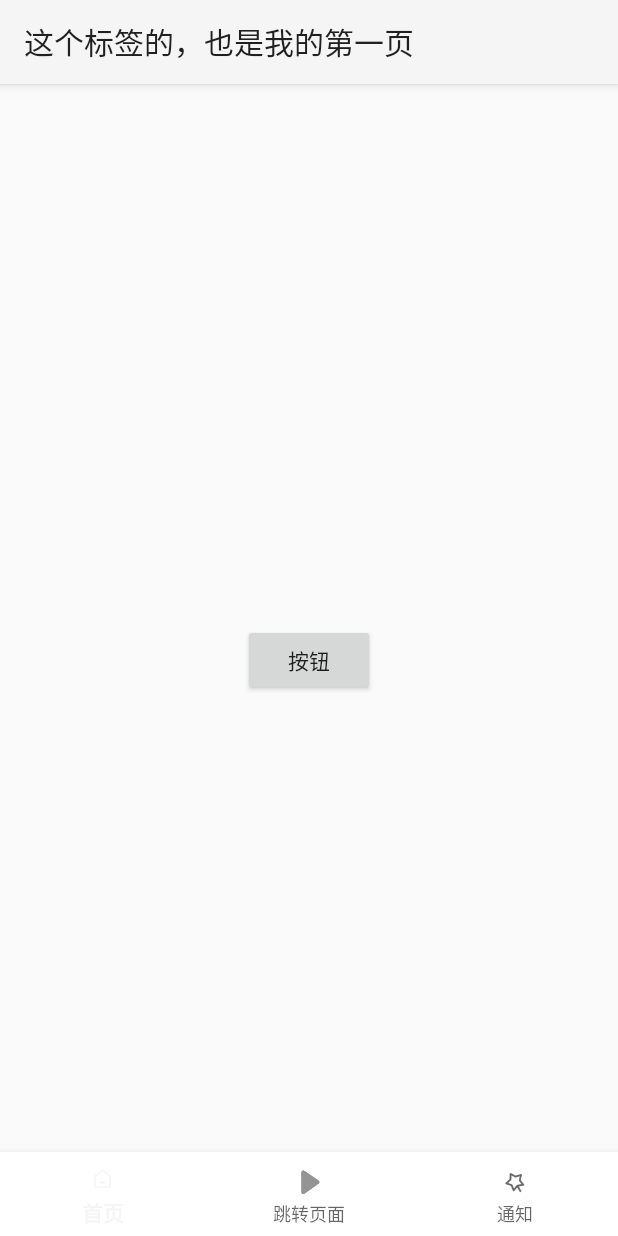
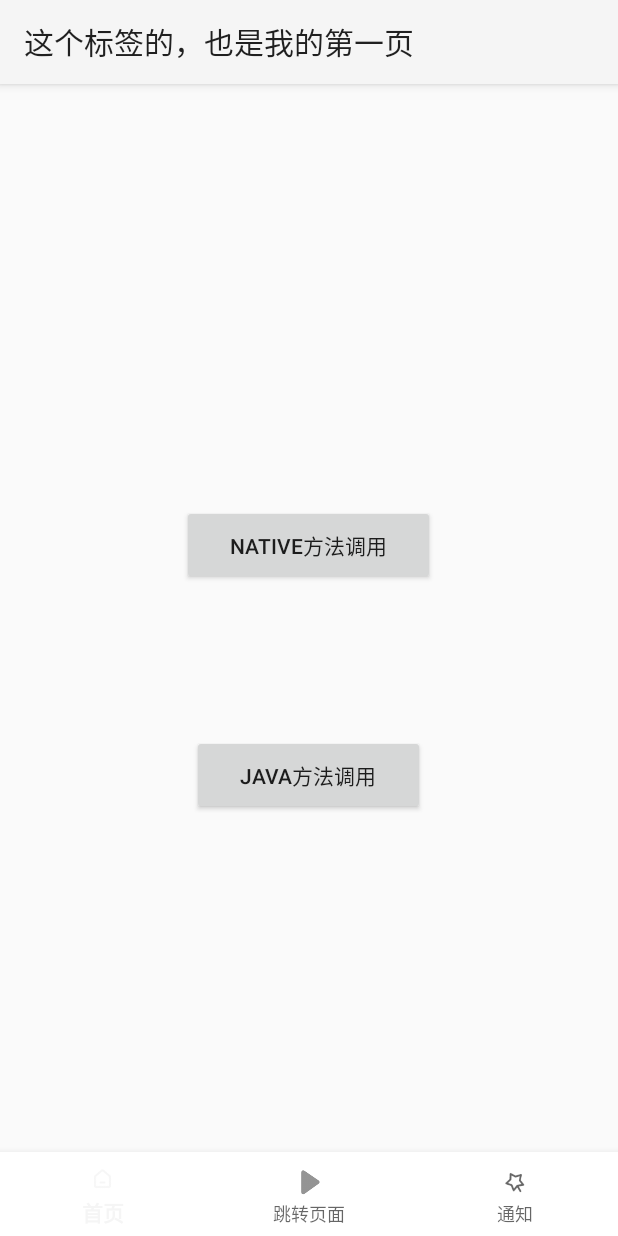
Before and after one commit to Trouble-Times/ez_App_study, an Android app built with Jetpack Compose: the screen it shows after launch (BtnActivity), on a phone screen of 412 x 824 dp. Run offline under Robolectric (Android 15) with nearby library versions, the phone set to English and light mode, and no system bars; 1 statement that could not run was skipped.

Commit message:
添加java层函数，任务栈优化

```diff
--- a/app/src/main/AndroidManifest.xml
+++ b/app/src/main/AndroidManifest.xml
@@ -1,6 +1,8 @@
 <?xml version="1.0" encoding="utf-8"?>
 <manifest xmlns:android="http://schemas.android.com/apk/res/android"
     xmlns:tools="http://schemas.android.com/tools">
+
+    <uses-permission android:name="android.permission.PACKAGE_USAGE_STATS" />
 
     <application
         android:allowBackup="true"
--- a/app/src/main/java/com/example/myapplication/BtnActivity.java
+++ b/app/src/main/java/com/example/myapplication/BtnActivity.java
@@ -17,17 +17,31 @@ public class BtnActivity extends AppCompatActivity {
     // 修改native方法声明，添加三个int参数
     public native int add(int a, int b, int c);
 
+    // 添加Java减法方法
+    private int Sub(int a, int b) {
+        return a - b;
+    }
+
     @Override
     protected void onCreate(Bundle saveInstanceState){
         super.onCreate(saveInstanceState);
         setContentView(R.layout.activity_btn);
 
-        Button btnJump = findViewById(R.id.btn_click);
+        Button btnJump = findViewById(R.id.btn_click_native);
         btnJump.setOnClickListener(v -> {
             // 调用native方法并传入参数1,2,3
             int result = add(1, 2, 3);
             Toast.makeText(BtnActivity.this,
                 "Native返回结果: " + result,
+                Toast.LENGTH_SHORT).show();
+        });
+
+        // 添加Java方法按钮点击事件
+        Button btnJava = findViewById(R.id.btn_click_java);
+        btnJava.setOnClickListener(v -> {
+            int result = Sub(3, 1); // 调用Java方法
+            Toast.makeText(BtnActivity.this,
+                "Java返回结果: " + result,
                 Toast.LENGTH_SHORT).show();
         });
 
@@ -37,6 +51,7 @@ public class BtnActivity extends AppCompatActivity {
 
     }
 
+
     @Override
     protected void onResume() {
         super.onResume();
--- a/app/src/main/java/com/example/myapplication/utils/NavigationHelper.java
+++ b/app/src/main/java/com/example/myapplication/utils/NavigationHelper.java
@@ -10,6 +10,9 @@ import com.example.myapplication.JumpTo;
 import com.example.myapplication.R;
 import com.example.myapplication.SaveDataAndFunc;
 import com.google.android.material.bottomnavigation.BottomNavigationView;
+
+import android.app.ActivityManager;
+import java.util.List;
 
 public class NavigationHelper {
     public static void setupBottomNavigation(
@@ -42,8 +45,26 @@ public class NavigationHelper {
     }
 
     private static void navigateTo(Context context, Class<?> cls) {
+
+        // 打印当前任务栈信息
+//        if (context instanceof Activity) {
+//            try {
+//                ActivityManager am = (ActivityManager) context.getSystemService(Context.ACTIVITY_SERVICE);
+//                List<ActivityManager.RunningTaskInfo> tasks = am.getRunningTasks(10); // 获取最近10个任务
+//                for (ActivityManager.RunningTaskInfo task : tasks) {
+//                    Log.d("TaskStack", "Task ID: " + task.id);
+//                    Log.d("TaskStack", "Top Activity: " + task.topActivity.getClassName());
+//                    Log.d("TaskStack", "Base Activity: " + task.baseActivity.getClassName());
+//                    Log.d("TaskStack", "Num Activities: " + task.numActivities);
+//                    Log.d("TaskStack", "----------------------");
+//                }
+//            } catch (SecurityException e) {
+//                Log.e("TaskStack", "需要GET_TASKS权限", e);
+//            }
+//        }
+
         Intent intent = new Intent(context, cls);
-        intent.addFlags(Intent.FLAG_ACTIVITY_CLEAR_TOP | Intent.FLAG_ACTIVITY_SINGLE_TOP); // 清除栈顶所有活动并将新活动置于栈顶
+        intent.addFlags(Intent.FLAG_ACTIVITY_REORDER_TO_FRONT | Intent.FLAG_ACTIVITY_SINGLE_TOP); // 清除栈顶所有活动并将新活动置于栈顶
         if (!(context instanceof Activity)) {
             intent.addFlags(Intent.FLAG_ACTIVITY_NEW_TASK); // 启动新任务
         }
--- a/app/src/main/res/layout/activity_btn.xml
+++ b/app/src/main/res/layout/activity_btn.xml
@@ -7,14 +7,33 @@
     android:layout_height="match_parent"
     tools:context=".BtnActivity">
 
-    <Button
-        android:id="@+id/btn_click"
+    <LinearLayout
         android:layout_width="wrap_content"
         android:layout_height="wrap_content"
-        android:layout_centerHorizontal="true"
-        android:layout_centerVertical="true"
-        android:text="按钮"/>
-    <!-- 添加底部导航栏 -->
+        android:layout_centerInParent="true"
+        android:orientation="vertical"
+        android:gravity="center"
+        android:layout_margin="16dp">
+
+        <Button
+            android:id="@+id/btn_click_native"
+            android:layout_width="wrap_content"
+            android:layout_height="wrap_content"
+            android:text="Native方法调用"
+            android:paddingHorizontal="32dp"
+            android:paddingVertical="16dp"
+            android:layout_marginBottom="100dp"/>
+
+        <Button
+            android:id="@+id/btn_click_java"
+            android:layout_width="wrap_content"
+            android:layout_height="wrap_content"
+            android:text="Java方法调用"
+            android:paddingHorizontal="32dp"
+            android:paddingVertical="16dp"/>
+    </LinearLayout>
+
+    <!-- 底部导航栏保持不变 -->
     <com.google.android.material.bottomnavigation.BottomNavigationView
         android:id="@+id/bottom_navigation"
         android:layout_width="match_parent"
```
Also changed, not shown: 4 other files.
